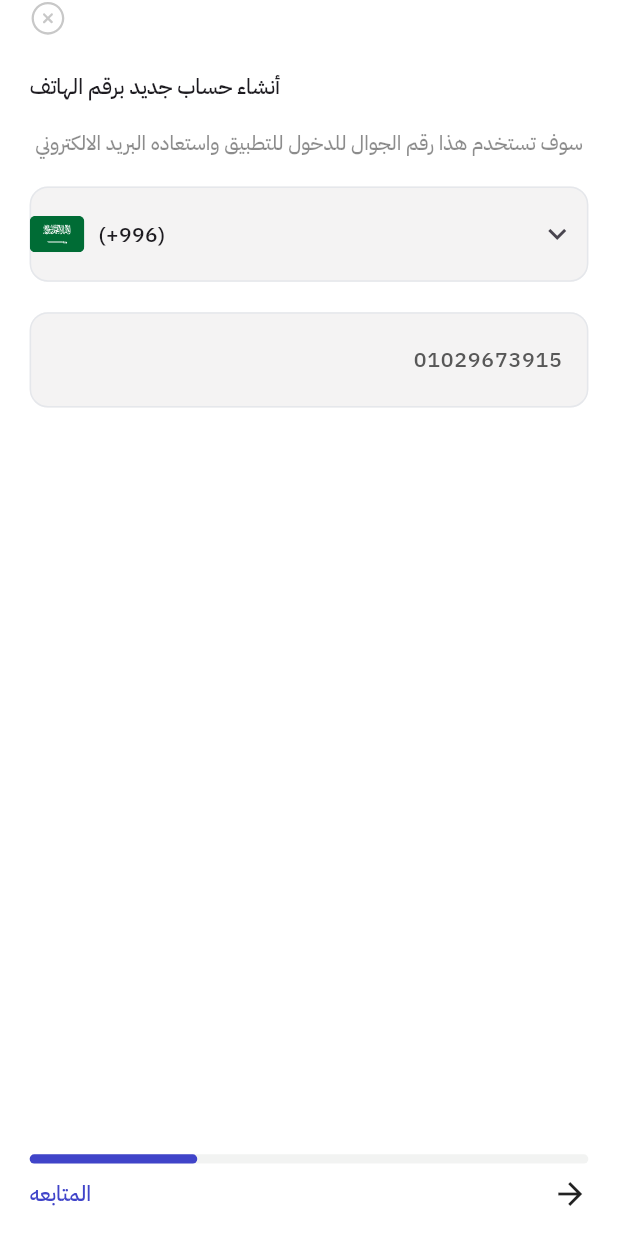
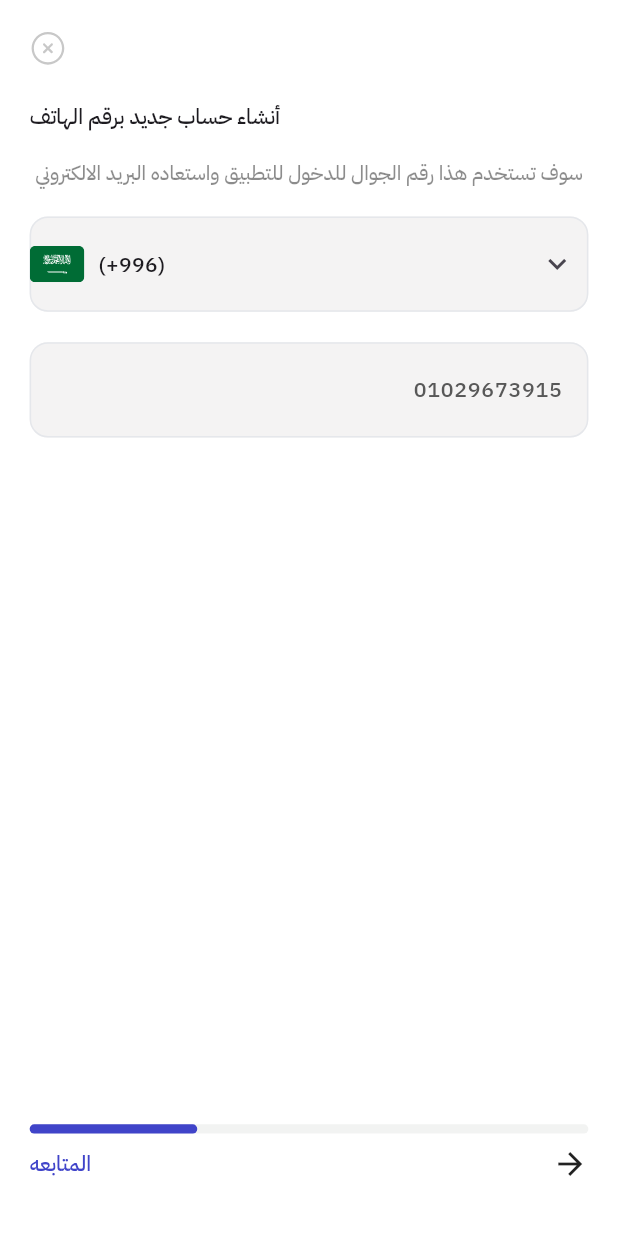
Before and after one commit to waleed-se3fan/sear_soqe, a Flutter app: the RegisterWithPhoneView screen opened by its route, after a tap on "المتابعه", on a phone screen of 412 x 824 dp. Run offline on Flutter 3.47's test engine with Material 3 defaults, Android fonts, the phone set to English and light mode, and no system bars; our stand-ins replace bloc, cached_network_image, cloud_firestore, country_picker, dartz, dio and 14 more; missing offline and left inert: awesome_dio_interceptor; accounts and stored records are empty; network calls fail; project files that could hold a hidden picture were left out.

Commit message:
feat: Update UI components with padding adjustments and phone number verification changes

```diff
--- a/lib/core/utils/custom_app_bar.dart
+++ b/lib/core/utils/custom_app_bar.dart
@@ -6,13 +6,15 @@ import 'app_styles.dart';
 
 AppBar customAppBar(BuildContext context, String title) {
     return AppBar(
+
       backgroundColor: Colors.white,
       elevation: 1,
       centerTitle: true,
+
       actions: [
         IconButton(
           icon:
-              const Icon(Icons.arrow_forward_ios, color: AppColors.greyText),
+              const Icon(Icons.arrow_forward_ios, color: AppColors.greyText, ),
           onPressed: () => context.pop(context),
         ),
       ],
--- a/lib/features/auth/presentation/components/register/register_with_email_component.dart
+++ b/lib/features/auth/presentation/components/register/register_with_email_component.dart
@@ -20,7 +20,9 @@ class RegisterWithEmailComponent extends StatelessWidget {
       child: Form(
         key: context.read<AuthCubit>().formKey,
         child: Column(
+
           children: [
+
             CustomTextFormField(
               validator: (value) {
                 return Validator.validateEmail(value);
--- a/lib/features/auth/presentation/components/register/register_with_phone_component.dart
+++ b/lib/features/auth/presentation/components/register/register_with_phone_component.dart
@@ -10,7 +10,7 @@ import 'package:sear_soqe/features/auth/presentation/widgets/custom_footer_widge
 
 Future<void> verifyPhoneNumber(context) async {
   await FirebaseAuth.instance.verifyPhoneNumber(
-    phoneNumber: '+201029673915',
+    phoneNumber: '+201004501339',
     verificationCompleted: (PhoneAuthCredential credential) async {
       // إذا تم التحقق بنجاح
       UserCredential userCredential = await FirebaseAuth.instance
@@ -72,6 +72,7 @@ class RegisterWithPhoneComponent extends StatelessWidget {
     return Expanded(
       child: Column(
         children: [
+
           CustomTextFormField(
             suffixIcon: InkWell(
               onTap: () {
--- a/lib/features/auth/presentation/view/create_account_view.dart
+++ b/lib/features/auth/presentation/view/create_account_view.dart
@@ -14,7 +14,7 @@ class CreateAccountView extends StatelessWidget {
     return Scaffold(
       body: SafeArea(
         child: Padding(
-          padding: EdgeInsets.symmetric(horizontal: 18.w),
+          padding: EdgeInsets.symmetric(horizontal: 18.w, ),
           child: Column(
             children: [
               CustomAuthHeaderWidget(title: 'ادخل اسمك الكامل'),
--- a/lib/features/auth/presentation/view/login/login_with_email_view.dart
+++ b/lib/features/auth/presentation/view/login/login_with_email_view.dart
@@ -10,7 +10,7 @@ class LoginWithEmailView extends StatelessWidget {
     return const Scaffold(
       body: SafeArea(
         child: Padding(
-          padding: EdgeInsets.symmetric(horizontal: 18),
+          padding: EdgeInsets.symmetric(horizontal: 18, vertical: 20),
           child: Column(
             children: [
               CustomAuthHeaderWidget(title: 'تسجيل الدخول بالبريد الالكتروني'),
--- a/lib/features/auth/presentation/view/login/login_with_phone_view.dart
+++ b/lib/features/auth/presentation/view/login/login_with_phone_view.dart
@@ -10,7 +10,7 @@ class LoginWithPhoneView extends StatelessWidget {
     return const Scaffold(
       body: SafeArea(
         child: Padding(
-          padding: EdgeInsets.symmetric(horizontal: 18),
+          padding: EdgeInsets.symmetric(horizontal: 18, vertical: 20),
           child: Column(
             children: [
               CustomAuthHeaderWidget(title: 'تسجيل الدخول بالرقم'),
--- a/lib/features/auth/presentation/view/register/register_with_email_view.dart
+++ b/lib/features/auth/presentation/view/register/register_with_email_view.dart
@@ -13,7 +13,7 @@ class RegisterWithEmailView extends StatelessWidget {
     return Scaffold(
       body: SafeArea(
         child: Padding(
-          padding: EdgeInsets.symmetric(horizontal: 18.w),
+          padding: EdgeInsets.symmetric(horizontal: 18.w, vertical: 20),
           child: Column(
             children: [
               CustomAuthHeaderWidget(
--- a/lib/features/auth/presentation/view/register/register_with_phone_view.dart
+++ b/lib/features/auth/presentation/view/register/register_with_phone_view.dart
@@ -11,7 +11,7 @@ class RegisterWithPhoneView extends StatelessWidget {
     return Scaffold(
       body: SafeArea(
         child: Padding(
-          padding: EdgeInsets.symmetric(horizontal: 18.w),
+          padding: EdgeInsets.symmetric(horizontal: 18.w, vertical: 20),
           child: Column(
             children: [
               CustomAuthHeaderWidget(title: 'أنشاء حساب جديد برقم الهاتف'),
```
